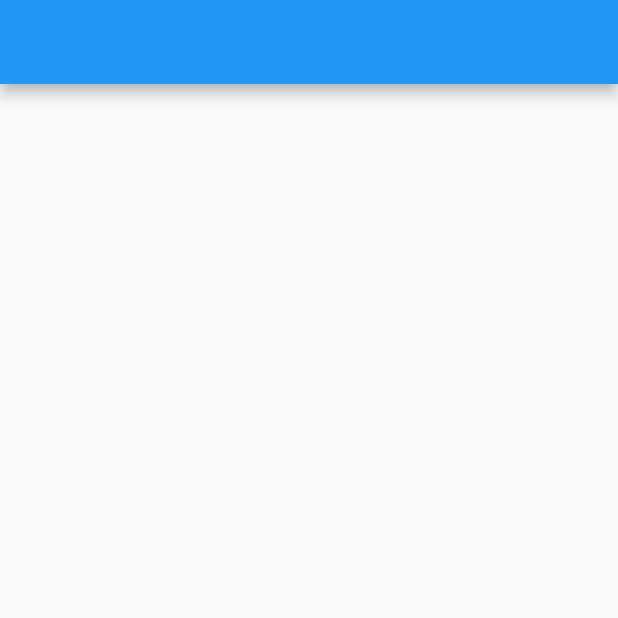
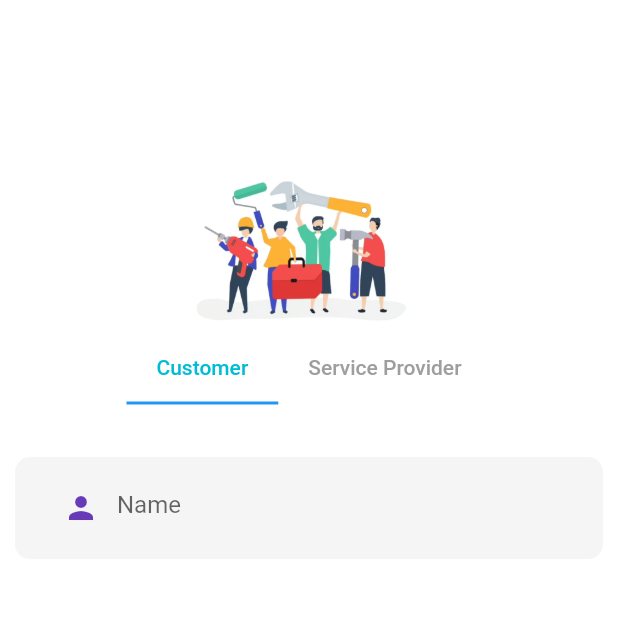
Before and after one commit to HAMZAMATEN/e-services-fyp, a Flutter app: the screen it shows after launch, on a phone screen of 412 x 824 dp, the top half of it. Run offline on Flutter 3.47's test engine with Material 2 defaults, Android fonts, the phone set to English and light mode, and no system bars; our stand-ins replace animated_text_kit, firebase_core, get; accounts and stored records are empty.

Commit message:
added custom text widget and colors

```diff
--- a/lib/Pages/signup/controller.dart
+++ b/lib/Pages/signup/controller.dart
@@ -1,6 +1,9 @@
 import 'package:e_services_fyp/Pages/signup/state.dart';
+import 'package:flutter/material.dart';
 import 'package:get/get.dart';
 
-class SignupController  extends GetxController{
+class SignupController  extends GetxController with GetTickerProviderStateMixin{
   final state = SignupState();
+  late TabController tabController = TabController(length: 2, vsync: this);
+
 }
--- a/lib/Pages/signup/view.dart
+++ b/lib/Pages/signup/view.dart
@@ -1,4 +1,5 @@
 import 'package:e_services_fyp/Pages/signup/controller.dart';
+import 'package:e_services_fyp/res/widgets/custom_text_field.dart';
 import 'package:flutter/material.dart';
 import 'package:get/get.dart';
 
@@ -7,8 +8,73 @@ class SignupView extends GetView<SignupController> {
 
   @override
   Widget build(BuildContext context) {
-    return  Scaffold(
-      appBar: AppBar(),
+    return Scaffold(
+      backgroundColor: Colors.white,
+      body: SafeArea(
+        child: Column(
+          children: [
+            Spacer(),
+            Expanded(
+              flex: 1,
+              child: Container(
+                child: Center(
+                  child: Image(
+                    image: AssetImage(
+                      'assets/images/signUp.png',
+                    ),
+                  ),
+                ),
+              ),
+            ),
+            Container(
+              child: TabBar(
+                isScrollable: true,
+                labelPadding: EdgeInsets.symmetric(horizontal: 20),
+                labelColor: Colors.cyan,
+                unselectedLabelColor: Colors.grey,
+                tabs: [
+                  Tab(
+                    text: 'Customer',
+                  ),
+                  Tab(
+                    text: 'Service Provider',
+                  )
+                ],
+                controller: controller.tabController,
+              ),
+            ),
+            Expanded(
+              flex: 5,
+              child: Container(
+              margin: EdgeInsets.only(top: 30),
+              // height: MediaQuery.of(context).size.height,
+              width: double.infinity,
+              child: TabBarView(
+                controller: controller.tabController,
+                children: [
+                  Scaffold(
+                    backgroundColor: Colors.white,
+                    body: Column(
+                      children: [
+                        CustomTextField(
+                            contr: TextEditingController(),
+                            descrip: 'Name',
+                            textInputAction: TextInputAction.next,
+                            keyboardType: TextInputType.name,
+                            obsecure: false,
+                            icon: Icons.person,
+                        ),
+                      ],
+                    )
+                  ),
+                  Scaffold(
+                    body: Text('2'),),
+                ],
+              ),
+            ),)
+          ],
+        ),
+      ),
     );
   }
 }
--- /dev/null
+++ b/lib/res/colors.dart
@@ -0,0 +1,5 @@
+import 'package:flutter/material.dart';
+class AppColors {
+  static final Color iconsColor = Colors.deepPurple;
+  static final Color textFieldBgColor = Colors.grey.shade100;
+}
--- /dev/null
+++ b/lib/res/widgets/custom_text_field.dart
@@ -0,0 +1,82 @@
+import 'package:e_services_fyp/res/colors.dart';
+import 'package:flutter/material.dart';
+
+class CustomTextField extends StatelessWidget {
+  final TextInputType keyboardType;
+  final TextInputAction textInputAction;
+  final bool obsecure;
+  IconData icon;
+  TextEditingController contr;
+  FocusNode? focNode;
+  String descrip;
+  final void Function(String)? onChange;
+
+  CustomTextField({
+    super.key,
+    required this.contr,
+    required this.descrip,
+    this.focNode,
+    required this.textInputAction,
+    required this.keyboardType,
+    required this.obsecure,
+    required this.icon,
+    this.onChange,
+
+    //
+  });
+
+
+
+  @override
+  Widget build(BuildContext context) {
+    return Container(
+      margin: EdgeInsets.symmetric(vertical: 5,horizontal: 10),
+      padding: EdgeInsets.symmetric(horizontal: 20, vertical: 5),
+      width: double.infinity,
+      decoration: BoxDecoration(
+        color: Colors.grey.shade100,
+        borderRadius: BorderRadius.circular(10),
+      ),
+      child: Padding(
+        padding: EdgeInsets.symmetric(horizontal: 0, vertical: 5),
+        child: TextField(
+          controller: contr,
+          textInputAction: textInputAction,
+          obscureText: obsecure,
+          keyboardType: keyboardType,
+          onChanged: onChange,
+
+          // focusNode: focNode,
+          decoration: InputDecoration(
+            prefixIcon: Icon(
+              icon,
+              color: AppColors.iconsColor,
+            ),
+            border: InputBorder.none,
+            hintText: descrip,
+          ),
+        ),
+      ),
+    );
+    // return Padding(
+    //   padding: EdgeInsets.symmetric(horizontal: 0, vertical: 5),
+    //   child: TextField(
+    //     controller: contr,
+    //     textInputAction: textInputAction,
+    //     obscureText: obsecure,
+    //     keyboardType: keyboardType,
+    //     onChanged: onChange,
+    //
+    //     // focusNode: focNode,
+    //     decoration: InputDecoration(
+    //       prefixIcon: Icon(
+    //         icon,
+    //         color: Colors.deepPurple,
+    //       ),
+    //       border: InputBorder.none,
+    //       hintText: descrip,
+    //     ),
+    //   ),
+    // );
+  }
+}
```
Also changed, not shown: assets/images/signUp.png (added).
